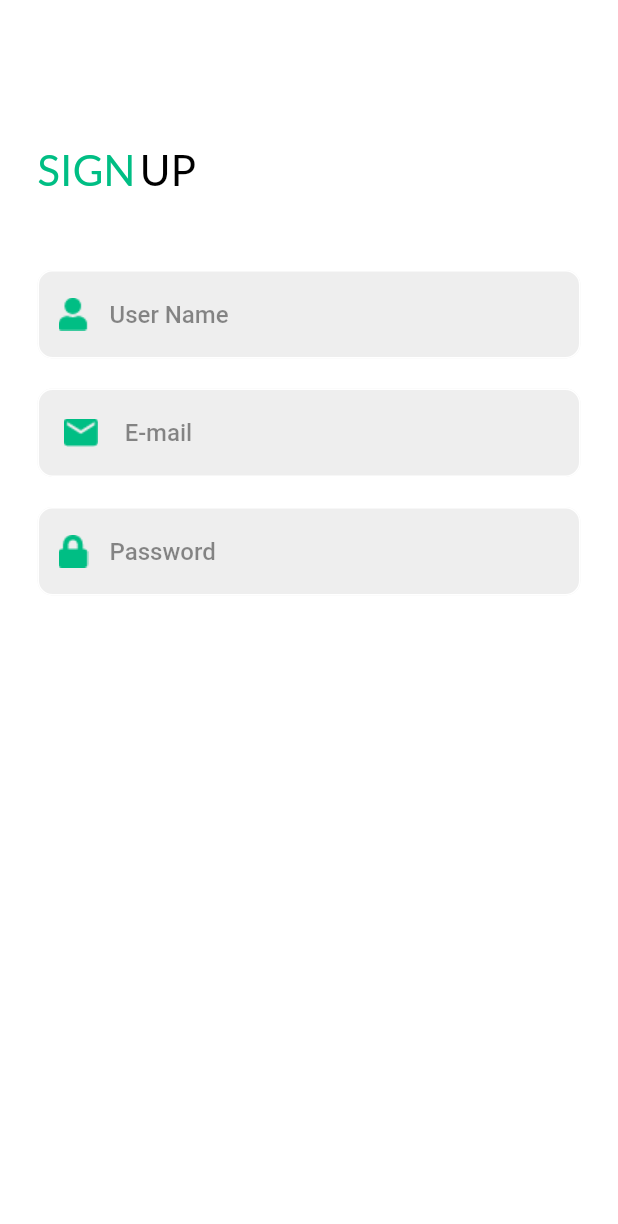
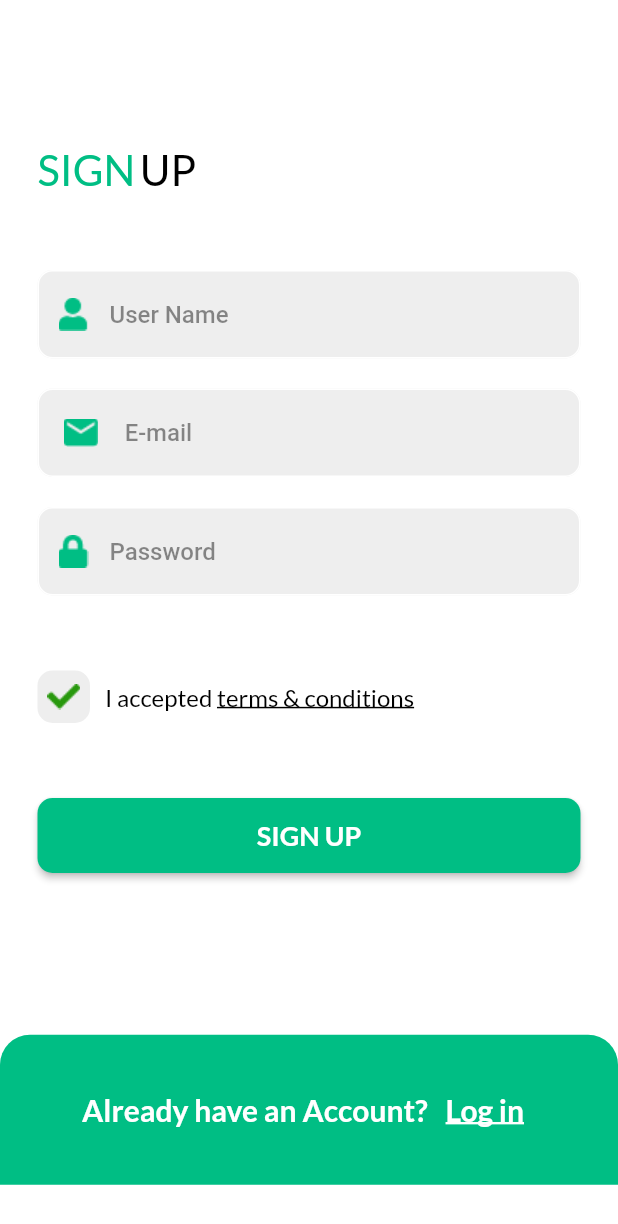
Before and after one commit to MohamedEssam-900009/e_commerce_getx, a Flutter app: the SignUpScreen screen opened by its route, on a phone screen of 412 x 824 dp. Shown: the top 1224 px of the screen. Run offline on Flutter 3.47's test engine with Material 2 defaults, Android fonts, the phone set to English and light mode, and no system bars; our stand-ins replace get, google_fonts.

Commit message:
Complete SugnUp Screen Design Ui

```diff
--- a/lib/main.dart
+++ b/lib/main.dart
@@ -1,7 +1,7 @@
-import 'routes/routes.dart';
 import 'package:flutter/material.dart';
 import 'package:get/get.dart';
 
+import 'routes/routes.dart';
 
 void main() {
   runApp(const MyApp());
@@ -15,9 +15,9 @@ class MyApp extends StatelessWidget {
     return GetMaterialApp(
       debugShowCheckedModeBanner: false,
       title: 'E-Commerce Get-X',
-      theme: ThemeData(
-        primaryColor: Colors.blue,
-      ),
+      // theme: ThemeData(
+      //   primaryColor: Colors.blue,
+      // ),
       initialRoute: AppRoutes.welcome,
       getPages: AppRoutes.routes,
     );
--- a/lib/routes/routes.dart
+++ b/lib/routes/routes.dart
@@ -1,7 +1,7 @@
+import 'package:get/get.dart';
+
 import '../view/screens/auth/login_screen.dart';
 import '../view/screens/auth/signup_screen.dart';
-import 'package:get/get.dart';
-
 import '../view/screens/welcome_screen.dart';
 
 class AppRoutes {
--- a/lib/view/screens/auth/signup_screen.dart
+++ b/lib/view/screens/auth/signup_screen.dart
@@ -1,5 +1,8 @@
-import 'package:e_commerce_getx/utils/theme.dart';
-import 'package:e_commerce_getx/view/widgets/text_utils.dart';
+import '../../../utils/theme.dart';
+import '../../widgets/auth/auth_button.dart';
+import '../../widgets/auth/check_widget.dart';
+import '../../widgets/auth/container_under.dart';
+import '../../widgets/text_utils.dart';
 import 'package:flutter/material.dart';
 
 import '../../widgets/auth/auth_text_form_field.dart';
@@ -83,11 +86,24 @@ class SignUpScreen extends StatelessWidget {
                       hintText: 'Password',
                     ),
                     const SizedBox(
-                      height: 20.0,
+                      height: 50.0,
+                    ),
+                    const CheckWidget(),
+                    const SizedBox(
+                      height: 50.0,
+                    ),
+                    AuthButton(
+                      text: 'SIGN UP',
+                      onPressed: () {},
                     )
                   ],
                 ),
               ),
+            ),
+            ContainerUnder(
+              text: 'Already have an Account? ',
+              textType: 'Log in',
+              onPressed: () {},
             )
           ],
         ),
--- a/lib/view/screens/welcome_screen.dart
+++ b/lib/view/screens/welcome_screen.dart
@@ -1,4 +1,3 @@
-
 import '../../routes/routes.dart';
 
 import 'package:get/get.dart';
@@ -125,7 +124,7 @@ class WelcomeScreen extends StatelessWidget {
                         fontSize: 18.0,
                         fontWeight: FontWeight.normal,
                         color: Colors.white,
-                        textDecoration: TextDecoration.underline,
+                        underline: TextDecoration.underline,
                       ),
                     ),
                   ],
--- /dev/null
+++ b/lib/view/widgets/auth/auth_button.dart
@@ -0,0 +1,38 @@
+import 'package:e_commerce_getx/utils/theme.dart';
+import 'package:e_commerce_getx/view/widgets/text_utils.dart';
+import 'package:flutter/material.dart';
+
+class AuthButton extends StatelessWidget {
+  final String text;
+  final Function() onPressed;
+
+  const AuthButton({
+    super.key,
+    required this.text,
+    required this.onPressed,
+  });
+
+  @override
+  Widget build(BuildContext context) {
+    return SizedBox(
+      width: double.infinity,
+      height: 50.0,
+      child: ElevatedButton(
+        onPressed: onPressed,
+        style: ElevatedButton.styleFrom(
+          backgroundColor: mainColor,
+          maximumSize: const Size(360, 50),
+          shape: RoundedRectangleBorder(
+            borderRadius: BorderRadius.circular(10.0),
+          ),
+        ),
+        child: TextUtils(
+          text: text,
+          fontSize: 18.0,
+          fontWeight: FontWeight.bold,
+          color: Colors.white,
+        ),
+      ),
+    );
+  }
+}
--- /dev/null
+++ b/lib/view/widgets/auth/check_widget.dart
@@ -0,0 +1,45 @@
+import 'package:e_commerce_getx/view/widgets/text_utils.dart';
+import 'package:flutter/material.dart';
+
+class CheckWidget extends StatelessWidget {
+  const CheckWidget({super.key});
+
+  @override
+  Widget build(BuildContext context) {
+    return Row(
+      children: [
+        InkWell(
+          onTap: () {},
+          child: Container(
+            height: 35.0,
+            width: 35.0,
+            decoration: BoxDecoration(
+                color: Colors.grey.shade200,
+                borderRadius: BorderRadius.circular(10.0)),
+            child: Image.asset('assets/images/check.png'),
+          ),
+        ),
+        const SizedBox(
+          width: 10,
+        ),
+        Row(
+          children: const [
+            TextUtils(
+              text: 'I accepted ',
+              fontSize: 16.0,
+              fontWeight: FontWeight.normal,
+              color: Colors.black,
+            ),
+            TextUtils(
+              text: 'terms & conditions',
+              fontSize: 16.0,
+              fontWeight: FontWeight.normal,
+              color: Colors.black,
+              underline: TextDecoration.underline,
+            ),
+          ],
+        )
+      ],
+    );
+  }
+}
--- /dev/null
+++ b/lib/view/widgets/auth/container_under.dart
@@ -0,0 +1,51 @@
+import 'package:e_commerce_getx/utils/theme.dart';
+import 'package:e_commerce_getx/view/widgets/text_utils.dart';
+import 'package:flutter/material.dart';
+
+class ContainerUnder extends StatelessWidget {
+  final String text;
+  final Function() onPressed;
+  final String textType;
+  const ContainerUnder({
+    super.key,
+    required this.text,
+    required this.onPressed,
+    required this.textType,
+  });
+
+  @override
+  Widget build(BuildContext context) {
+    return Container(
+      width: double.infinity,
+      height: 100.0,
+      decoration: const BoxDecoration(
+        color: mainColor,
+        borderRadius: BorderRadius.only(
+          topLeft: Radius.circular(20.0),
+          topRight: Radius.circular(20.0),
+        ),
+      ),
+      child: Row(
+        mainAxisAlignment: MainAxisAlignment.center,
+        children: [
+          TextUtils(
+            text: text,
+            fontSize: 20.0,
+            fontWeight: FontWeight.bold,
+            color: Colors.white,
+          ),
+          TextButton(
+            onPressed: onPressed,
+            child: TextUtils(
+              text: textType,
+              fontSize: 20.0,
+              fontWeight: FontWeight.bold,
+              color: Colors.white,
+              underline: TextDecoration.underline,
+            ),
+          )
+        ],
+      ),
+    );
+  }
+}
--- a/lib/view/widgets/text_utils.dart
+++ b/lib/view/widgets/text_utils.dart
@@ -6,7 +6,7 @@ class TextUtils extends StatelessWidget {
   final Color color;
   final double fontSize;
   final FontWeight fontWeight;
-  final TextDecoration? textDecoration;
+  final TextDecoration? underline;
 
   const TextUtils({
     Key? key,
@@ -14,7 +14,7 @@ class TextUtils extends StatelessWidget {
     required this.fontSize,
     required this.fontWeight,
     required this.color,
-    this.textDecoration
+    this.underline
   }) : super(key: key);
 
   @override
@@ -23,7 +23,7 @@ class TextUtils extends StatelessWidget {
       text,
       style: GoogleFonts.lato(
         textStyle: TextStyle(
-          decoration: textDecoration,
+          decoration: underline,
           color: color,
           fontSize: fontSize,
           fontWeight: fontWeight,
```
